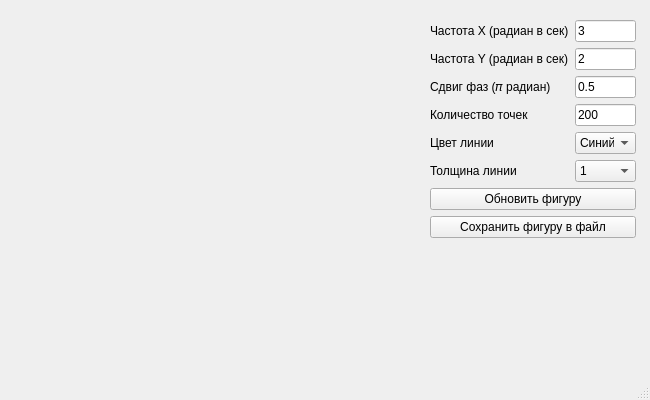
Qt form main_window.ui (cocolacre/Lissajous) before a commit.
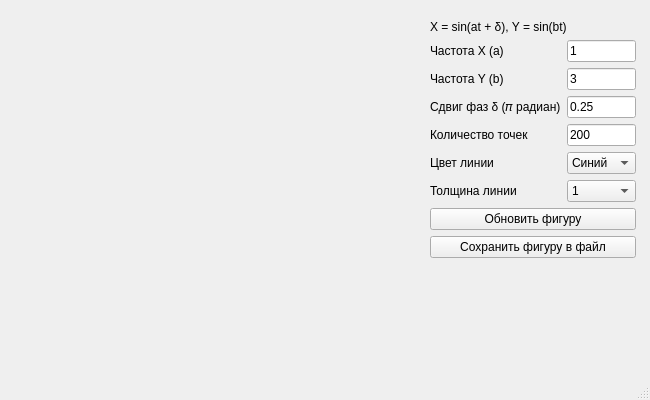
The same form after that commit.

Commit message: Added equations' label. Figures are now correct.

The edit to the form file:
```diff
--- a/main_window.ui
+++ b/main_window.ui
@@ -20,74 +20,74 @@
       <x>430</x>
       <y>20</y>
       <width>206</width>
-      <height>235</height>
+      <height>254</height>
      </rect>
     </property>
     <layout class="QFormLayout" name="formLayout">
-     <item row="0" column="0">
+     <item row="2" column="0">
       <widget class="QLabel" name="label">
        <property name="text">
-        <string>Частота X (радиан в сек)</string>
+        <string>Частота X (a)</string>
        </property>
       </widget>
      </item>
-     <item row="0" column="1">
+     <item row="2" column="1">
+      <widget class="QLineEdit" name="freq_x_lineedit">
+       <property name="text">
+        <string>1</string>
+       </property>
+      </widget>
+     </item>
+     <item row="3" column="0">
+      <widget class="QLabel" name="label_2">
+       <property name="text">
+        <string>Частота Y (b)</string>
+       </property>
+      </widget>
+     </item>
+     <item row="3" column="1">
       <widget class="QLineEdit" name="freq_y_lineedit">
        <property name="text">
         <string>3</string>
        </property>
       </widget>
      </item>
-     <item row="1" column="0">
-      <widget class="QLabel" name="label_2">
-       <property name="text">
-        <string>Частота Y (радиан в сек)</string>
-       </property>
-      </widget>
-     </item>
-     <item row="1" column="1">
-      <widget class="QLineEdit" name="freq_x_lineedit">
-       <property name="text">
-        <string>2</string>
-       </property>
-      </widget>
-     </item>
-     <item row="2" column="0">
+     <item row="4" column="0">
       <widget class="QLabel" name="label_5">
        <property name="text">
-        <string>Сдвиг фаз (𝜋 радиан)</string>
+        <string>Сдвиг фаз δ (𝜋 радиан)</string>
        </property>
       </widget>
      </item>
-     <item row="2" column="1">
+     <item row="4" column="1">
       <widget class="QLineEdit" name="phase_shift_lineedit">
        <property name="text">
-        <string>0.5</string>
+        <string>0.25</string>
        </property>
       </widget>
      </item>
-     <item row="3" column="0">
+     <item row="5" column="0">
       <widget class="QLabel" name="label_6">
        <property name="text">
         <string>Количество точек</string>
        </property>
       </widget>
      </item>
-     <item row="3" column="1">
+     <item row="5" column="1">
       <widget class="QLineEdit" name="resolution_lineedit">
        <property name="text">
         <string>200</string>
        </property>
       </widget>
      </item>
-     <item row="4" column="0">
+     <item row="6" column="0">
       <widget class="QLabel" name="label_3">
        <property name="text">
         <string>Цвет линии</string>
        </property>
       </widget>
      </item>
-     <item row="4" column="1">
+     <item row="6" column="1">
       <widget class="QComboBox" name="color_combobox">
        <item>
         <property name="text">
@@ -111,14 +111,14 @@
        </item>
       </widget>
      </item>
-     <item row="5" column="0">
+     <item row="7" column="0">
       <widget class="QLabel" name="label_4">
        <property name="text">
         <string>Толщина линии</string>
        </property>
       </widget>
      </item>
-     <item row="5" column="1">
+     <item row="7" column="1">
       <widget class="QComboBox" name="width_combobox">
        <item>
         <property name="text">
@@ -142,20 +142,27 @@
        </item>
       </widget>
      </item>
-     <item row="6" column="0" colspan="2">
+     <item row="8" column="0" colspan="2">
       <widget class="QPushButton" name="plot_button">
        <property name="text">
         <string>Обновить фигуру</string>
        </property>
       </widget>
      </item>
-     <item row="7" column="0" colspan="2">
+     <item row="9" column="0" colspan="2">
       <widget class="QPushButton" name="save_button">
        <property name="text">
         <string>Сохранить фигуру в файл</string>
        </property>
       </widget>
      </item>
+     <item row="1" column="0" colspan="2">
+      <widget class="QLabel" name="label_equations">
+       <property name="text">
+        <string>X = sin(at + δ), Y = sin(bt)</string>
+       </property>
+      </widget>
+     </item>
     </layout>
    </widget>
   </widget>
```
The commit also changes 6 other files.
